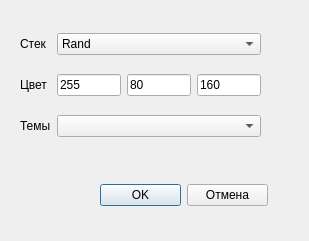
Above: gui/ui/ps_settings.ui from namig41/push_swap before the change. Below: the same form after it.
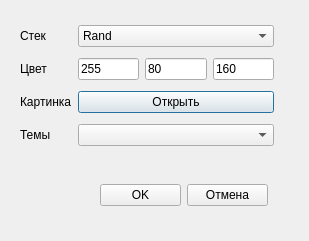
That is the form after the change.

Patch:
```diff
--- a/gui/ui/ps_settings.ui
+++ b/gui/ui/ps_settings.ui
@@ -18,12 +18,12 @@
     <rect>
      <x>20</x>
      <y>20</y>
-     <width>241</width>
+     <width>254</width>
      <height>131</height>
     </rect>
    </property>
    <layout class="QGridLayout" name="gridLayout">
-    <item row="2" column="0">
+    <item row="3" column="0">
      <widget class="QLabel" name="label_3">
       <property name="text">
        <string>Темы</string>
@@ -56,7 +56,7 @@
       </item>
      </widget>
     </item>
-    <item row="2" column="1">
+    <item row="3" column="1">
      <widget class="QComboBox" name="comboBox_2"/>
     </item>
     <item row="1" column="0">
@@ -100,6 +100,20 @@
       </item>
      </layout>
     </item>
+    <item row="2" column="0">
+     <widget class="QLabel" name="label_4">
+      <property name="text">
+       <string>Картинка</string>
+      </property>
+     </widget>
+    </item>
+    <item row="2" column="1">
+     <widget class="QPushButton" name="pushButton_3">
+      <property name="text">
+       <string>Открыть</string>
+      </property>
+     </widget>
+    </item>
    </layout>
   </widget>
   <widget class="QWidget" name="horizontalLayoutWidget">
```
